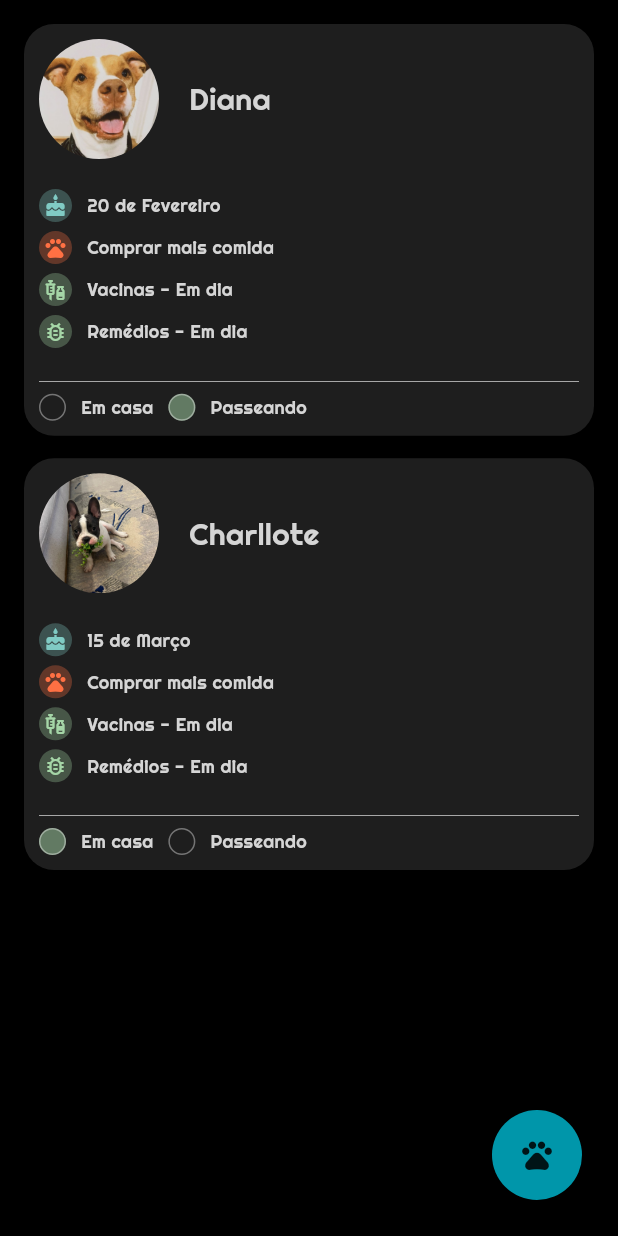
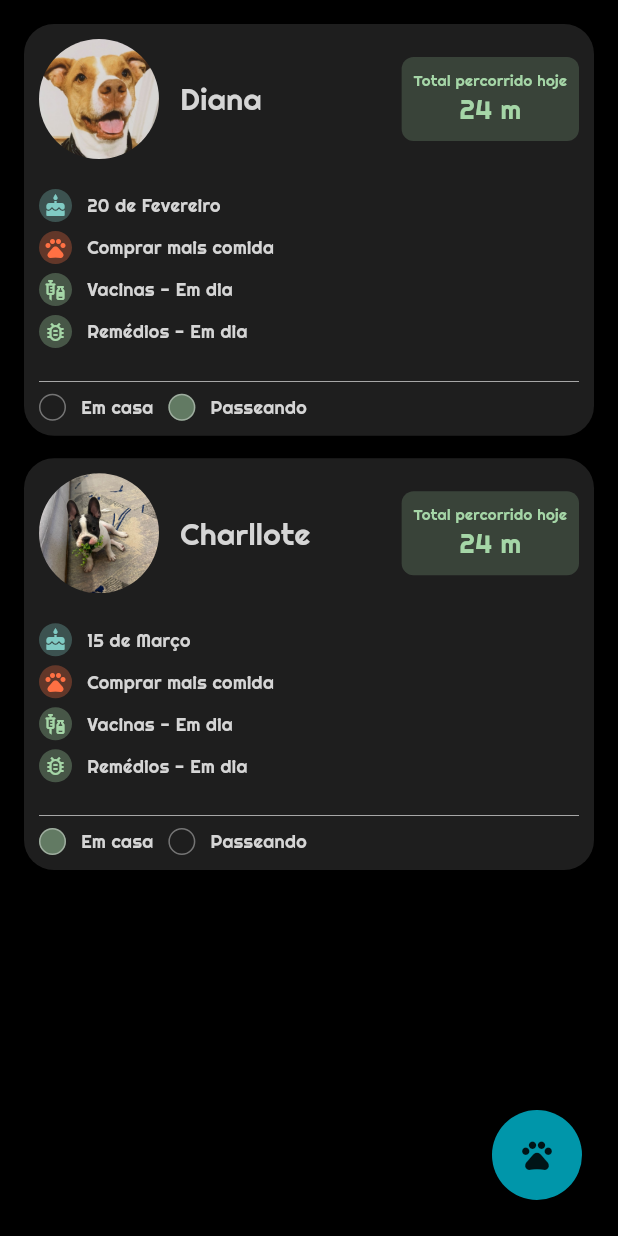
Before and after one commit to AndreNagem1/AmigoPet, a Flutter app: the screen it shows after launch, on a phone screen of 412 x 824 dp. Run offline on Flutter 3.47's test engine with Material 3 defaults, Android fonts, the light colour scheme and no system bars; our stand-ins replace fl_chart, flutter_bloc, google_fonts, shimmer.

Commit message:
added new distance widget on pet dialog and wiegth chart

```diff
--- a/lib/common_ui/letter_decoration.dart
+++ b/lib/common_ui/letter_decoration.dart
@@ -3,10 +3,22 @@ import 'package:google_fonts/google_fonts.dart';
 import '../colors/app_colors.dart';
 
 class AppStyles {
-  static final TextStyle righteousTextStyle = GoogleFonts.righteous(
+  static final TextStyle righteous18TextStyle = GoogleFonts.righteous(
+    textStyle: TextStyle(
+      fontSize: 18,
+      color: AppColors.letterColor,
+    ),
+  );
+  static final TextStyle righteous12TextStyle = GoogleFonts.righteous(
     textStyle: TextStyle(
       fontSize: 12,
       color: AppColors.letterColor,
     ),
   );
+  static final TextStyle righteous10TextStyle = GoogleFonts.righteous(
+    textStyle: TextStyle(
+      fontSize: 10,
+      color: AppColors.letterColor,
+    ),
+  );
 }
--- a/lib/home/presentation/pet_dialog/pet_dialog.dart
+++ b/lib/home/presentation/pet_dialog/pet_dialog.dart
@@ -1,6 +1,7 @@
 import 'package:amigo_pet/colors/app_colors.dart';
 import 'package:amigo_pet/common_ui/divider.dart';
 import 'package:amigo_pet/home/presentation/model/pet_dialog_info.dart';
+import 'package:amigo_pet/home/presentation/pet_dialog/pet_dialog_distance_per_day.dart';
 import 'package:amigo_pet/home/presentation/pet_dialog/pet_dialog_item.dart';
 import 'package:amigo_pet/home/presentation/pet_dialog/status_row.dart';
 import 'package:flutter/material.dart';
@@ -37,7 +38,7 @@ class PetDialog extends StatelessWidget {
                     fit: BoxFit.cover,
                   ),
                 ),
-                const SizedBox(width: 20),
+                const SizedBox(width: 14),
                 Text(
                   info.name,
                   style: GoogleFonts.righteous(
@@ -47,6 +48,8 @@ class PetDialog extends StatelessWidget {
                     ),
                   ),
                 ),
+                Spacer(),
+                PetDialogDistancePerDay()
               ],
             ),
             SizedBox(height: 20),
--- /dev/null
+++ b/lib/home/presentation/pet_dialog/pet_dialog_distance_per_day.dart
@@ -0,0 +1,38 @@
+import 'package:amigo_pet/common_ui/letter_decoration.dart';
+import 'package:flutter/cupertino.dart';
+
+import '../../../colors/app_colors.dart';
+
+class PetDialogDistancePerDay extends StatelessWidget {
+  const PetDialogDistancePerDay({super.key});
+
+  @override
+  Widget build(BuildContext context) {
+    return Container(
+      decoration: BoxDecoration(
+        borderRadius: const BorderRadius.only(
+          topLeft: Radius.circular(8),
+          topRight: Radius.circular(8),
+          bottomLeft: Radius.circular(8),
+          bottomRight: Radius.circular(8),
+        ),
+        color: AppColors.warmGreen.withOpacity(0.2),
+      ),
+      child: Padding(
+        padding: const EdgeInsets.all(8.0),
+        child: Column(
+          children: [
+            Text(
+              'Total percorrido hoje',
+              style: AppStyles.righteous10TextStyle.copyWith(color: AppColors.warmGreen),
+            ),
+            Text(
+              '24 m',
+              style: AppStyles.righteous18TextStyle.copyWith(color: AppColors.warmGreen),
+            ),
+          ],
+        ),
+      ),
+    );
+  }
+}
--- a/lib/home/presentation/viewmodel/home_cubit.dart
+++ b/lib/home/presentation/viewmodel/home_cubit.dart
@@ -7,7 +7,7 @@ class HomeCubit extends Cubit<HomeState> {
 
   void loadPetInfo() async {
     emit(Loading());
-    await Future.delayed(Duration(milliseconds: 3000));
+    await Future.delayed(Duration(milliseconds: 300));
     emit(ListPetInfo(listPetInfo));
   }
 }
--- a/lib/pet_details/presentation/chart_walgink_widget/chart_walking_widget.dart
+++ b/lib/pet_details/presentation/charts/chart_walking_widget.dart
@@ -3,7 +3,7 @@ import 'package:flutter/cupertino.dart';
 
 import '../../../colors/app_colors.dart';
 import '../pet_info_container/info_header.dart';
-import 'chart.dart';
+import 'chart_walking.dart';
 
 class ChartWalkingWidget extends StatelessWidget {
   const ChartWalkingWidget({super.key});
@@ -21,7 +21,7 @@ class ChartWalkingWidget extends StatelessWidget {
               labelColor: AppColors.cyan,
             ),
           ),
-          Chart(),
+          WalkingChart(),
         ],
       ),
     );
--- a/lib/pet_details/presentation/pet_info_container/pet_info_spandable.dart
+++ b/lib/pet_details/presentation/pet_info_container/pet_info_spandable.dart
@@ -43,7 +43,7 @@ class _ExpandableWidgetState extends State<PetInfoExpandable> {
                   children: [
                     Text(
                       widget.label,
-                      style: AppStyles.righteousTextStyle,
+                      style: AppStyles.righteous12TextStyle,
                     ),
                     Container(
                       height: 24,
@@ -85,7 +85,7 @@ class _ExpandableWidgetState extends State<PetInfoExpandable> {
               child: Text(
                 'Here is some expandable content! '
                 'You can place any widget here, such as a list, text, or images.',
-                style: AppStyles.righteousTextStyle,
+                style: AppStyles.righteous12TextStyle,
               ),
             ),
           ),
```
Also changed, not shown: lib/pet_details/presentation/charts/chart_walking.dart (added, +283 -0 lines), lib/pet_details/presentation/charts/chart_weight.dart (renamed from lib/pet_details/presentation/chart_walgink_widget/chart.dart, +19 -19 lines), lib/pet_details/presentation/charts/chart_weight_widget.dart (added, +30 -0 lines), lib/pet_details/presentation/pet_info_container/pet_info_content.dart (+9 -2 lines).
